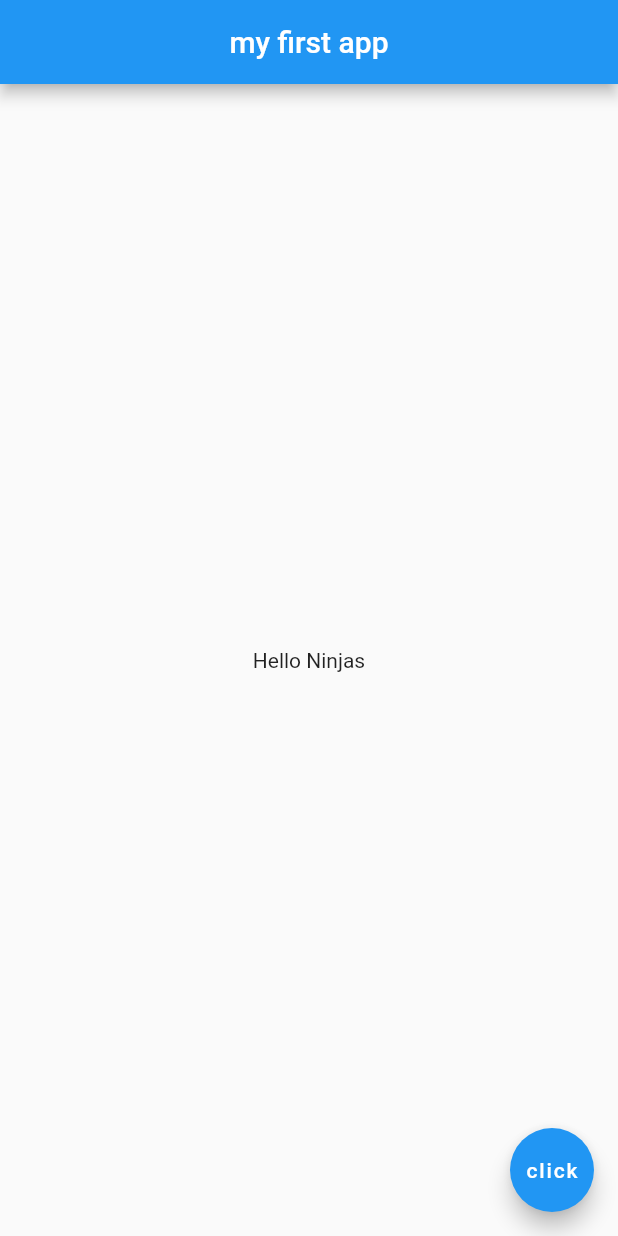
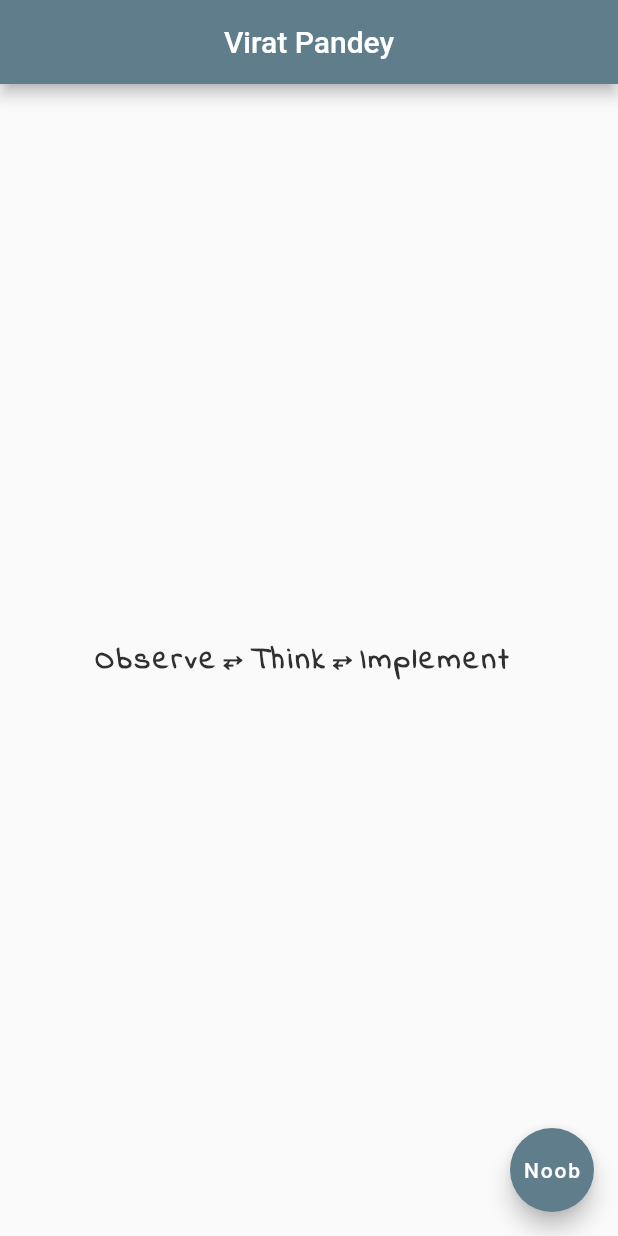
Before and after one commit to crysosancher/DartGame, a Flutter app: the screen it shows after launch, on a phone screen of 412 x 824 dp. Run offline on Flutter 3.47's test engine with Material 2 defaults, Android fonts, the phone set to English and light mode, and no system bars.

Commit message:
font-added

```diff
--- a/lib/main.dart
+++ b/lib/main.dart
@@ -4,15 +4,25 @@ void main() {
   runApp(MaterialApp(
     home:Scaffold(
       appBar: AppBar(
-        title: Text('my first app'),
+        title: Text('Virat Pandey'),
         centerTitle: true,
+        backgroundColor: Colors.blueGrey,
       ),
       body:Center(
-          child:Text("Hello Ninjas")
+          child:Text("Observe⥂Think⥂Implement "
+          ,style: TextStyle(
+              fontSize: 20.0,
+              fontWeight: FontWeight.bold,
+              letterSpacing: 2.0,
+              color: Colors.grey[850],
+              fontFamily: 'IndieFlower',
+
+            ),)
       ),
       floatingActionButton: FloatingActionButton(
-        child:Text('click'),
+        child:Text('Noob'),
         onPressed: (){},
+        backgroundColor: Colors.blueGrey,
       ),
     ),
 
```
Also changed, not shown: pubspec.yaml (+6 -12 lines), fonts/IndieFlower-Regular.ttf (added).
